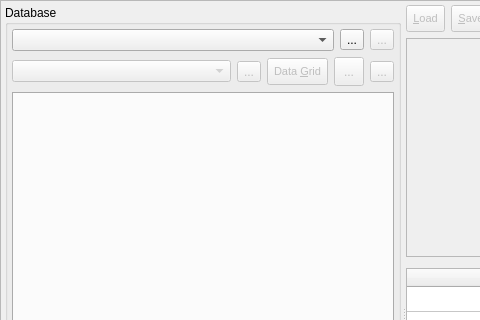
Before: the Qt Designer form libpgmodeler_ui/ui/sqltoolwidget.ui in pgmodeler/pgmodeler, drawn with Qt 5; both pictures show x 0 to 480 and y 0 to 320 of the 1055 by 631 pixel window.
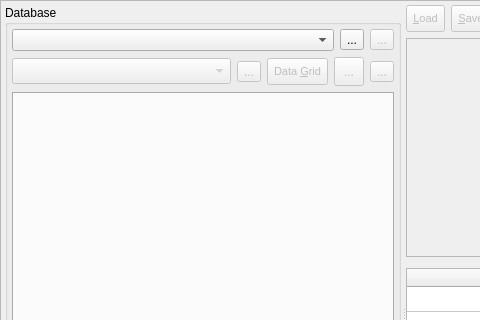
After: the same form once the commit is applied. Icons and pictures are not drawn.

What changed in the file:
```diff
--- a/libpgmodeler_ui/ui/sqltoolwidget.ui
+++ b/libpgmodeler_ui/ui/sqltoolwidget.ui
@@ -179,12 +179,12 @@
                <enum>QComboBox::InsertAlphabetically</enum>
               </property>
               <property name="sizeAdjustPolicy">
-               <enum>QComboBox::AdjustToContentsOnFirstShow</enum>
+               <enum>QComboBox::AdjustToMinimumContentsLengthWithIcon</enum>
               </property>
               <property name="iconSize">
                <size>
-                <width>20</width>
-                <height>20</height>
+                <width>18</width>
+                <height>18</height>
                </size>
               </property>
              </widget>
```
